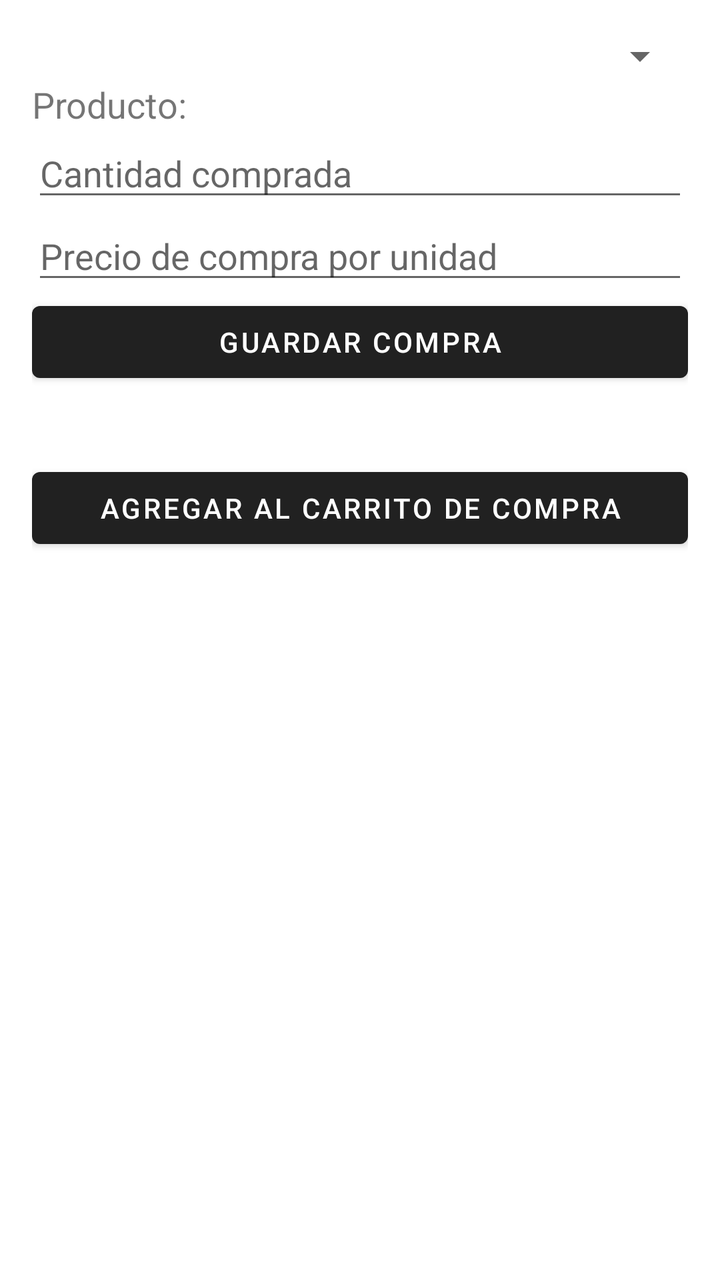
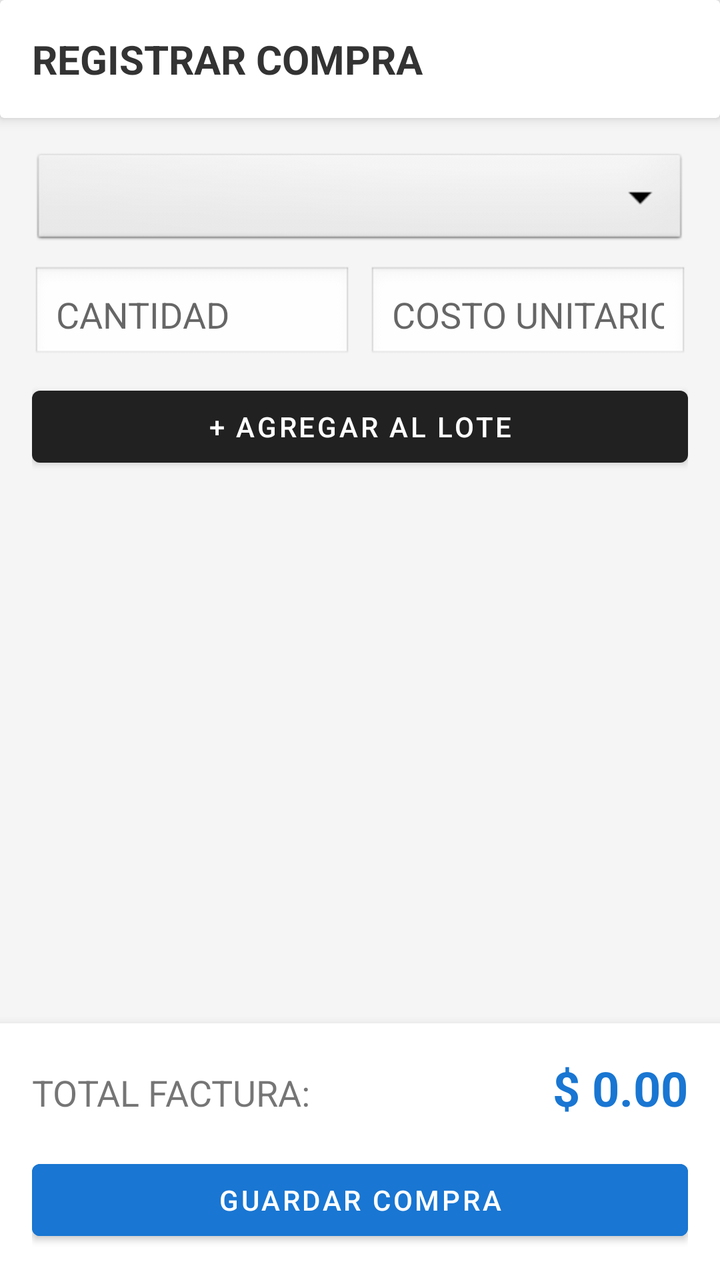

An Android layout rendered at two revisions. The XML below is the earlier revision; the diff shows what the commit changed to produce the second picture.
<!-- AndroidManifest.xml: application theme Theme.MaterialComponents.DayNight.DarkActionBar -->
<!-- res/layout/activity_purchase.xml -->
<?xml version="1.0" encoding="utf-8"?>
<LinearLayout
    xmlns:android="http://schemas.android.com/apk/res/android"
    android:orientation="vertical"
    android:padding="16dp"
    android:layout_width="match_parent"
    android:layout_height="match_parent">

    <Spinner
        android:id="@+id/spProducts"
        android:layout_width="match_parent"
        android:layout_height="wrap_content"/>

    <TextView
        android:id="@+id/txtSelectedProduct"
        android:text="Producto:"
        android:textSize="18sp"
        android:layout_width="match_parent"
        android:layout_height="wrap_content"/>

    <EditText
        android:id="@+id/etQuantity"
        android:hint="Cantidad comprada"
        android:inputType="numberDecimal"
        android:layout_width="match_parent"
        android:layout_height="wrap_content"/>

    <EditText
        android:id="@+id/etPurchasePrice"
        android:hint="Precio de compra por unidad"
        android:inputType="numberDecimal"
        android:layout_width="match_parent"
        android:layout_height="wrap_content"/>

    <Button
        android:id="@+id/btnSavePurchase"
        android:text="Guardar Compra"
        android:layout_width="match_parent"
        android:layout_height="wrap_content"/>

    <TextView
        android:id="@+id/txtStatus"
        android:paddingTop="16dp"
        android:layout_width="match_parent"
        android:layout_height="wrap_content"/>

    <Button
        android:id="@+id/btnAddPurchase"
        android:text="Agregar al carrito de compra"
        android:layout_width="match_parent"
        android:layout_height="wrap_content"/>

    <TextView
        android:id="@+id/txtPurchaseCart"
        android:layout_width="match_parent"
        android:layout_height="wrap_content"
        android:paddingTop="10dp"/>

</LinearLayout>
<!-- resources referenced by this layout -->
<resources>

</resources>

<!-- the commit's change to res/layout/activity_purchase.xml (unified diff, before → after) -->
@@ -1,59 +1,123 @@
 <?xml version="1.0" encoding="utf-8"?>
-<LinearLayout
-    xmlns:android="http://schemas.android.com/apk/res/android"
+<LinearLayout xmlns:android="http://schemas.android.com/apk/res/android"
+    xmlns:app="http://schemas.android.com/apk/res-auto"
+    android:layout_width="match_parent"
+    android:layout_height="match_parent"
     android:orientation="vertical"
-    android:padding="16dp"
-    android:layout_width="match_parent"
-    android:layout_height="match_parent">
+    android:background="#F5F5F5">
 
-    <Spinner
-        android:id="@+id/spProducts"
-        android:layout_width="match_parent"
-        android:layout_height="wrap_content"/>
-
-    <TextView
-        android:id="@+id/txtSelectedProduct"
-        android:text="Producto:"
-        android:textSize="18sp"
-        android:layout_width="match_parent"
-        android:layout_height="wrap_content"/>
-
-    <EditText
-        android:id="@+id/etQuantity"
-        android:hint="Cantidad comprada"
-        android:inputType="numberDecimal"
-        android:layout_width="match_parent"
-        android:layout_height="wrap_content"/>
-
-    <EditText
-        android:id="@+id/etPurchasePrice"
-        android:hint="Precio de compra por unidad"
-        android:inputType="numberDecimal"
-        android:layout_width="match_parent"
-        android:layout_height="wrap_content"/>
-
-    <Button
-        android:id="@+id/btnSavePurchase"
-        android:text="Guardar Compra"
-        android:layout_width="match_parent"
-        android:layout_height="wrap_content"/>
-
-    <TextView
-        android:id="@+id/txtStatus"
-        android:paddingTop="16dp"
-        android:layout_width="match_parent"
-        android:layout_height="wrap_content"/>
-
-    <Button
-        android:id="@+id/btnAddPurchase"
-        android:text="Agregar al carrito de compra"
-        android:layout_width="match_parent"
-        android:layout_height="wrap_content"/>
-
-    <TextView
-        android:id="@+id/txtPurchaseCart"
+    
+    <androidx.cardview.widget.CardView
         android:layout_width="match_parent"
         android:layout_height="wrap_content"
-        android:paddingTop="10dp"/>
+        app:cardElevation="4dp"
+        app:cardBackgroundColor="#FFFFFF">
+        <TextView
+            android:text="REGISTRAR COMPRA"
+            android:textSize="20sp"
+            android:textStyle="bold"
+            android:textColor="#333333"
+            android:padding="16dp"
+            android:layout_width="match_parent"
+            android:layout_height="wrap_content"/>
+    </androidx.cardview.widget.CardView>
 
+    
+    <LinearLayout
+        android:padding="16dp"
+        android:orientation="vertical"
+        android:layout_width="match_parent"
+        android:layout_height="wrap_content">
+
+        <Spinner
+            android:id="@+id/spProducts"
+            android:background="@android:drawable/btn_dropdown"
+            android:layout_marginBottom="8dp"
+            android:layout_width="match_parent"
+            android:layout_height="50dp"/>
+
+        <LinearLayout
+            android:orientation="horizontal"
+            android:layout_width="match_parent"
+            android:layout_height="wrap_content">
+
+            <EditText
+                android:id="@+id/etQuantity"
+                android:hint="CANTIDAD"
+                android:inputType="numberDecimal"
+                android:textColor="#000000"
+                android:background="@android:drawable/edit_text"
+                android:padding="12dp"
+                android:layout_weight="1"
+                android:layout_width="0dp"
+                android:layout_height="wrap_content"/>
+
+            <EditText
+                android:id="@+id/etPurchasePrice"
+                android:hint="COSTO UNITARIO"
+                android:inputType="numberDecimal"
+                android:textColor="#000000"
+                android:background="@android:drawable/edit_text"
+                android:padding="12dp"
+                android:layout_marginStart="8dp"
+                android:layout_weight="1"
+                android:layout_width="0dp"
+                android:layout_height="wrap_content"/>
+        </LinearLayout>
+
+        <Button
+            android:id="@+id/btnAddPurchase"
+            android:text="+ AGREGAR AL LOTE"
+            android:layout_marginTop="8dp"
+            android:layout_width="match_parent"
+            android:layout_height="wrap_content"/>
+    </LinearLayout>
+
+    
+    <androidx.recyclerview.widget.RecyclerView
+        android:id="@+id/rvPurchaseCart"
+        android:layout_weight="1"
+        android:layout_width="match_parent"
+        android:layout_height="0dp"
+        android:padding="8dp"/>
+
+    
+    <LinearLayout
+        android:orientation="vertical"
+        android:background="#FFFFFF"
+        android:padding="16dp"
+        android:elevation="8dp"
+        android:layout_width="match_parent"
+        android:layout_height="wrap_content">
+
+        <LinearLayout
+            android:orientation="horizontal"
+            android:layout_marginBottom="16dp"
+            android:layout_width="match_parent"
+            android:layout_height="wrap_content">
+
+            <TextView
+                android:text="TOTAL FACTURA:"
+                android:textSize="18sp"
+                android:layout_weight="1"
+                android:layout_width="0dp"
+                android:layout_height="wrap_content"/>
+
+            <TextView
+                android:id="@+id/txtTotalPurchase"
+                android:text="$ 0.00"
+                android:textSize="24sp"
+                android:textStyle="bold"
+                android:textColor="#1976D2"
+                android:layout_width="wrap_content"
+                android:layout_height="wrap_content"/>
+        </LinearLayout>
+
+        <Button
+            android:id="@+id/btnSavePurchase"
+            android:text="GUARDAR COMPRA"
+            android:backgroundTint="#1976D2"
+            android:layout_width="match_parent"
+            android:layout_height="wrap_content"/>
+    </LinearLayout>
 </LinearLayout>
